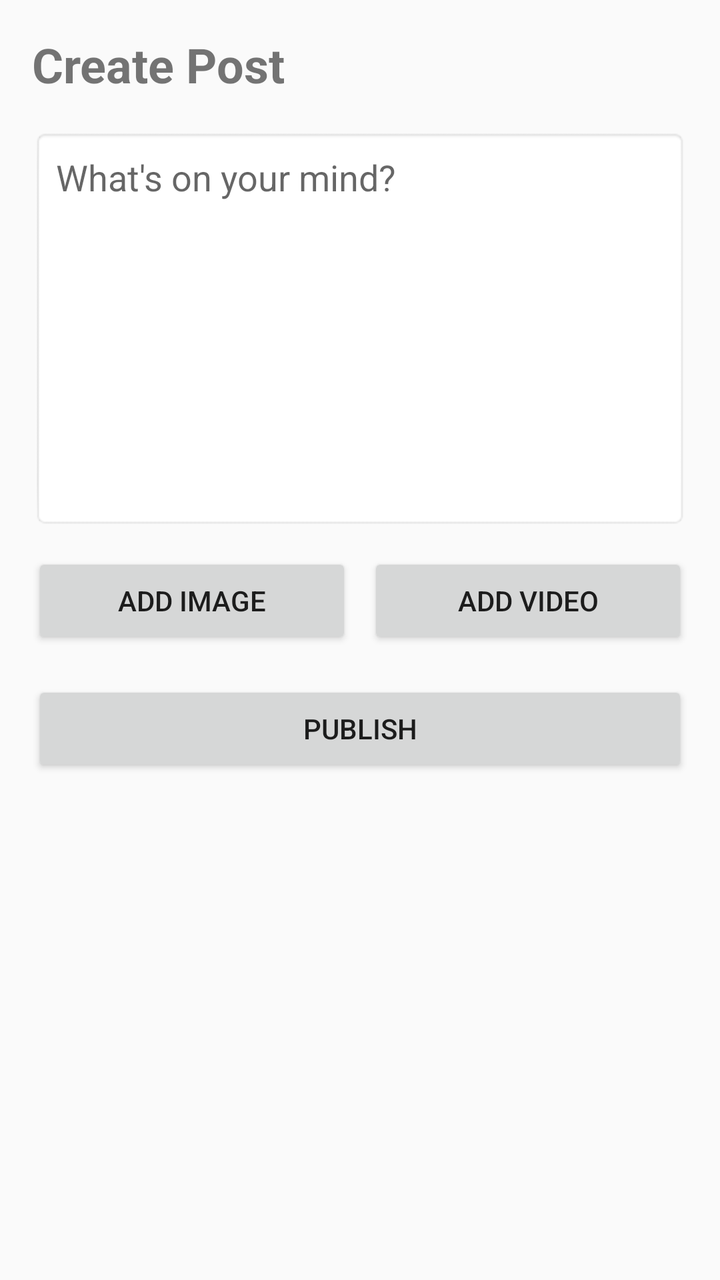
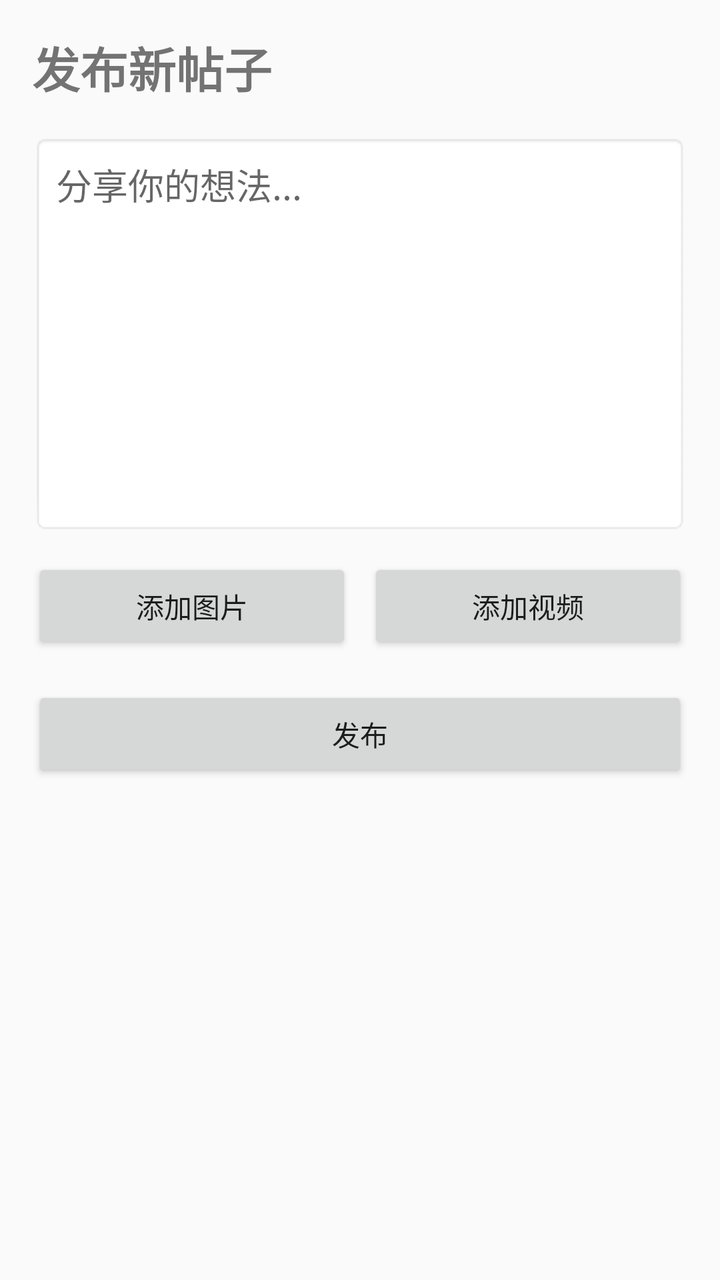

The first picture is an Android layout as it rendered before a commit; the second is the same layout after the commit. The layout source and the unified diff follow.
<!-- AndroidManifest.xml: application theme Theme.DShare -->
<!-- res/layout/activity_create_post.xml -->
<?xml version="1.0" encoding="utf-8"?>
<LinearLayout xmlns:android="http://schemas.android.com/apk/res/android"
    android:layout_width="match_parent"
    android:layout_height="match_parent"
    android:orientation="vertical"
    android:padding="16dp">
    <TextView
        android:layout_width="wrap_content"
        android:layout_height="wrap_content"
        android:text="Create Post"
        android:textSize="24sp"
        android:textStyle="bold"
        android:layout_marginBottom="16dp" />
    <EditText
        android:id="@+id/et_content"
        android:layout_width="match_parent"
        android:layout_height="200dp"
        android:hint="What's on your mind?"
        android:gravity="top"
        android:padding="12dp"
        android:background="@android:drawable/editbox_background" />
    <LinearLayout
        android:layout_width="match_parent"
        android:layout_height="wrap_content"
        android:orientation="horizontal"
        android:layout_marginTop="12dp">
        <Button
            android:id="@+id/btn_pick_image"
            android:layout_width="0dp"
            android:layout_height="wrap_content"
            android:layout_weight="1"
            android:text="Add Image"
            android:layout_marginEnd="8dp" />
        <Button
            android:id="@+id/btn_pick_video"
            android:layout_width="0dp"
            android:layout_height="wrap_content"
            android:layout_weight="1"
            android:text="Add Video" />
    </LinearLayout>
    <ImageView
        android:id="@+id/iv_preview"
        android:layout_width="200dp"
        android:layout_height="200dp"
        android:layout_marginTop="12dp"
        android:visibility="gone" />
    <Button
        android:id="@+id/btn_submit"
        android:layout_width="match_parent"
        android:layout_height="wrap_content"
        android:text="Publish"
        android:layout_marginTop="16dp" />
</LinearLayout>
<!-- resources referenced by this layout -->
<resources>
  <style name="Theme.DShare" parent="Theme.AppCompat.Light.NoActionBar">
          <item name="colorPrimary">@color/primary</item>
          <item name="colorPrimaryDark">@color/primary_dark</item>
          <item name="colorAccent">@color/accent</item>
      </style>
  <color name="primary">#1A237E</color>
  <color name="primary_dark">#0D1B5E</color>
  <color name="accent">#FF6F00</color>
</resources>

<!-- the commit's change to res/layout/activity_create_post.xml (unified diff, before → after) -->
@@ -7,7 +7,7 @@
     <TextView
         android:layout_width="wrap_content"
         android:layout_height="wrap_content"
-        android:text="Create Post"
+        android:text="@string/create_post_title"
         android:textSize="24sp"
         android:textStyle="bold"
         android:layout_marginBottom="16dp" />
@@ -15,7 +15,7 @@
         android:id="@+id/et_content"
         android:layout_width="match_parent"
         android:layout_height="200dp"
-        android:hint="What's on your mind?"
+        android:hint="@string/whats_on_your_mind"
         android:gravity="top"
         android:padding="12dp"
         android:background="@android:drawable/editbox_background" />
@@ -29,14 +29,14 @@
             android:layout_width="0dp"
             android:layout_height="wrap_content"
             android:layout_weight="1"
-            android:text="Add Image"
+            android:text="@string/add_image"
             android:layout_marginEnd="8dp" />
         <Button
             android:id="@+id/btn_pick_video"
             android:layout_width="0dp"
             android:layout_height="wrap_content"
             android:layout_weight="1"
-            android:text="Add Video" />
+            android:text="@string/add_video" />
     </LinearLayout>
     <ImageView
         android:id="@+id/iv_preview"
@@ -48,6 +48,6 @@
         android:id="@+id/btn_submit"
         android:layout_width="match_parent"
         android:layout_height="wrap_content"
-        android:text="Publish"
+        android:text="@string/publish"
         android:layout_marginTop="16dp" />
 </LinearLayout>
<!-- resource entries referenced after the edit -->
@@ -1,5 +1,10 @@
 <!-- resources referenced by this layout -->
 <resources>
+  <string name="add_image">添加图片</string>
+  <string name="add_video">添加视频</string>
+  <string name="create_post_title">发布新帖子</string>
+  <string name="publish">发布</string>
+  <string name="whats_on_your_mind">分享你的想法...</string>
   <style name="Theme.DShare" parent="Theme.AppCompat.Light.NoActionBar">
           <item name="colorPrimary">@color/primary</item>
           <item name="colorPrimaryDark">@color/primary_dark</item>
